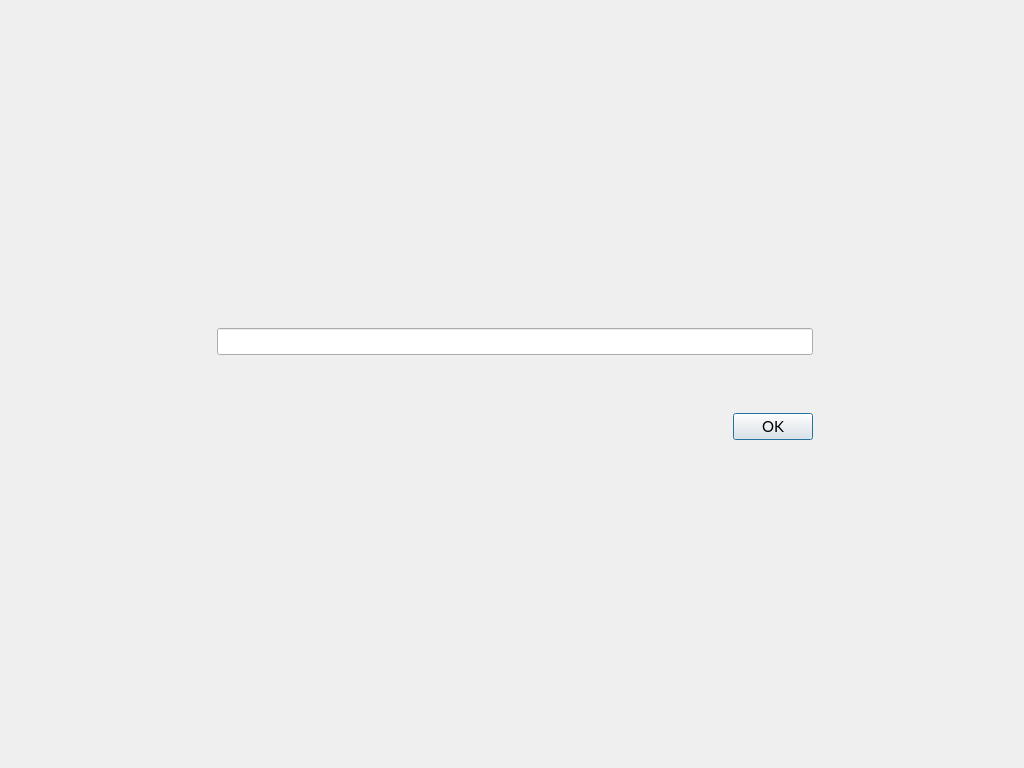
VeriConomy/vericoin, file src/qt/forms/askpassphrasepage.ui: the form before one commit.
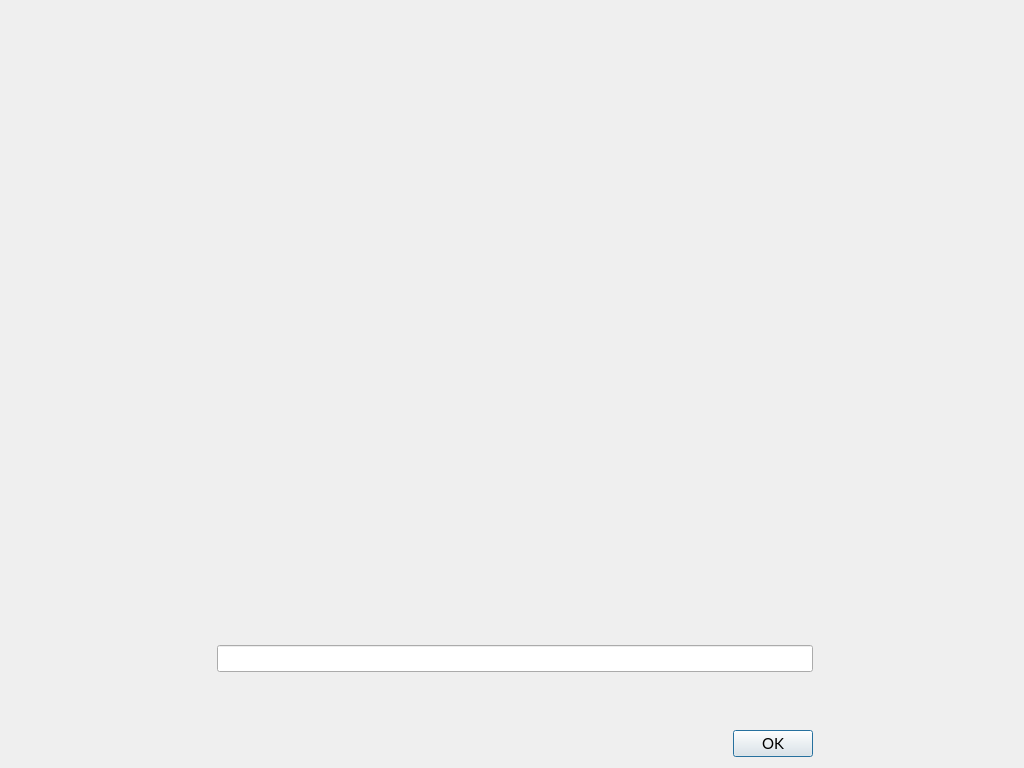
The form after the commit. Icons and pictures are not drawn.

Commit message: added logo to passphrase page

What changed in the file:
```diff
--- a/src/qt/forms/askpassphrasepage.ui
+++ b/src/qt/forms/askpassphrasepage.ui
@@ -46,7 +46,7 @@
      <property name="rightMargin">
       <number>200</number>
      </property>
-     <item row="0" column="1">
+     <item row="3" column="1">
       <widget class="QLineEdit" name="passEdit1">
        <property name="minimumSize">
         <size>
@@ -64,7 +64,7 @@
        </property>
       </widget>
      </item>
-     <item row="2" column="1">
+     <item row="5" column="1">
       <widget class="QLabel" name="capsLabel">
        <property name="minimumSize">
         <size>
@@ -86,7 +86,7 @@
        </property>
       </widget>
      </item>
-     <item row="1" column="1">
+     <item row="4" column="1">
       <widget class="QLabel" name="warningLabel">
        <property name="minimumSize">
         <size>
@@ -105,7 +105,7 @@
        </property>
       </widget>
      </item>
-     <item row="3" column="1">
+     <item row="6" column="1">
       <widget class="QDialogButtonBox" name="buttonBox">
        <property name="orientation">
         <enum>Qt::Horizontal</enum>
@@ -115,6 +115,32 @@
        </property>
       </widget>
      </item>
+     <item row="1" column="1">
+      <widget class="QLabel" name="label">
+       <property name="text">
+        <string/>
+       </property>
+       <property name="pixmap">
+        <pixmap resource="../bitcoin.qrc">:/icons/passphraseIcon</pixmap>
+       </property>
+       <property name="alignment">
+        <set>Qt::AlignCenter</set>
+       </property>
+      </widget>
+     </item>
+     <item row="2" column="1">
+      <spacer name="verticalSpacer">
+       <property name="orientation">
+        <enum>Qt::Vertical</enum>
+       </property>
+       <property name="sizeHint" stdset="0">
+        <size>
+         <width>20</width>
+         <height>40</height>
+        </size>
+       </property>
+      </spacer>
+     </item>
     </layout>
    </item>
   </layout>
```
Left out of the diff: 4 changed lines with no effect on the pictures. The commit also changes 1 other file.
